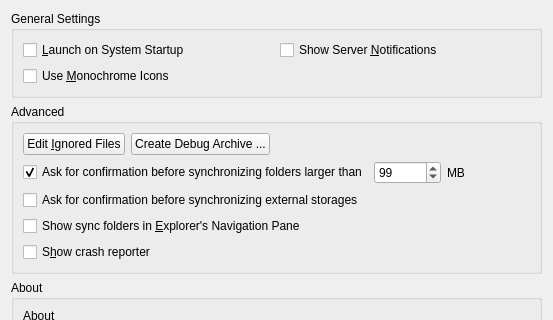
Above: src/gui/generalsettings.ui from nextcloud/desktop before the change; both pictures show x 0 to 553 and y 0 to 320 of the 553 by 558 pixel window. Below: the same form after it.
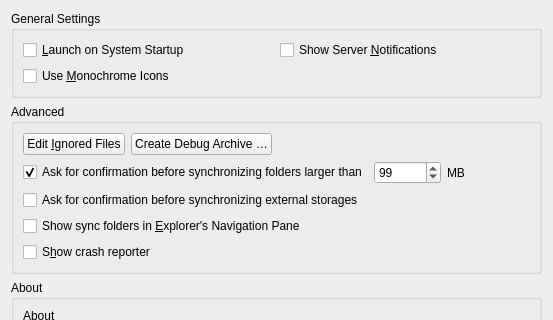
That is the form after the change.

Commit message: l10n: Change the ellipsis

What changed in the file:
```diff
--- a/src/gui/generalsettings.ui
+++ b/src/gui/generalsettings.ui
@@ -222,7 +222,7 @@
         <item>
          <widget class="QPushButton" name="debugArchiveButton">
           <property name="text">
-           <string>Create Debug Archive ...</string>
+           <string>Create Debug Archive …</string>
           </property>
          </widget>
         </item>
```
